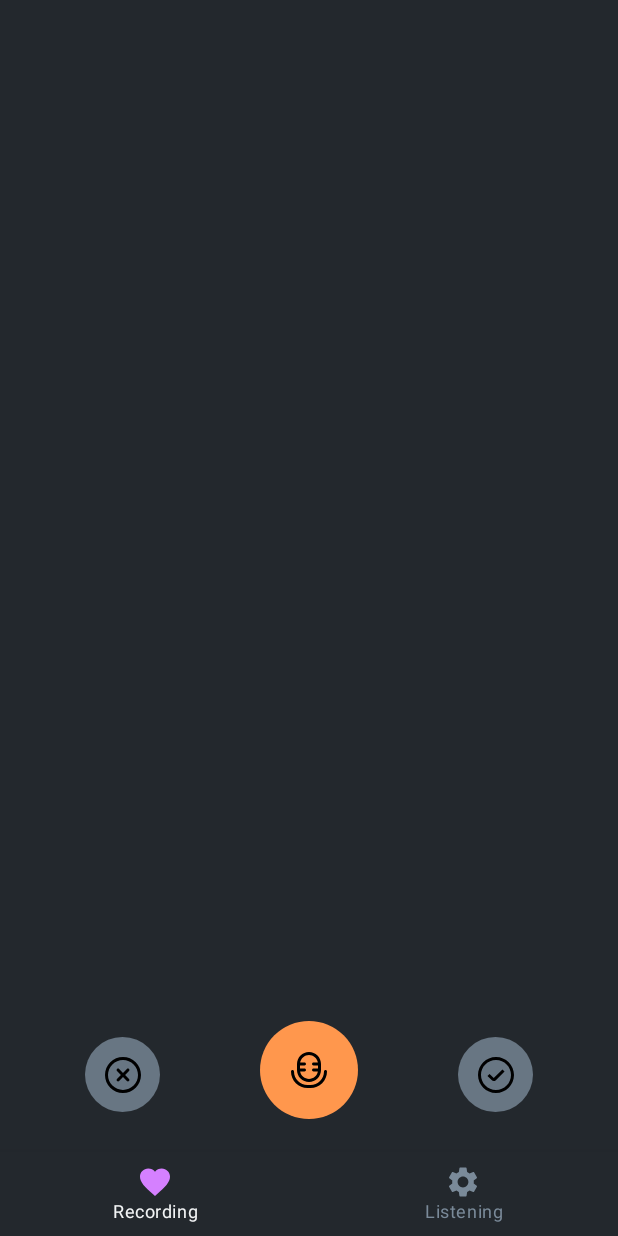
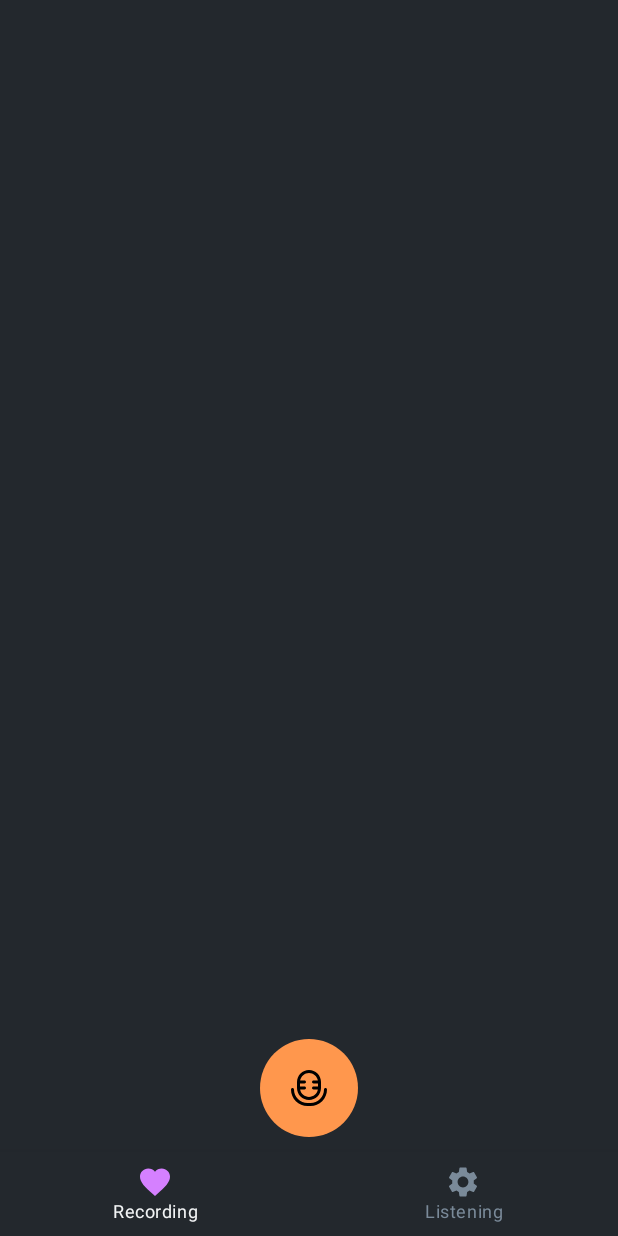
Before and after one commit to WaysUa/VoiceVortex, an Android app built with Jetpack Compose: the screen it shows after launch (MainActivity), after a tap on "Start recording", on a phone screen of 412 x 824 dp. Run offline under Robolectric (Android 15) with nearby library versions, the phone set to English and light mode, and no system bars; our stand-ins replace Dagger/Hilt's generated code, accompanist, livedata-compose.

Commit message:
Created RecordingEvent, RecordingViewState, new views, RecordingViewModel

```diff
--- a/app/build.gradle.kts
+++ b/app/build.gradle.kts
@@ -58,6 +58,7 @@ dependencies {
     implementation(Dependencies.Compose.composeMaterial3)
     implementation(Dependencies.Compose.composeMaterial)
     implementation(Dependencies.Compose.accompanist)
+    implementation(Dependencies.Compose.composeLiveData)
     debugImplementation(Dependencies.Compose.Debug.composeUiTooling)
     debugImplementation(Dependencies.Compose.Debug.composeUiTestManifest)
     // Testing
--- a/app/src/main/AndroidManifest.xml
+++ b/app/src/main/AndroidManifest.xml
@@ -3,6 +3,8 @@
     xmlns:tools="http://schemas.android.com/tools">
 
     <application
+        tools:replace="android:appComponentFactory"
+        android:appComponentFactory="androidx"
         android:name=".VoiceVortexApplication"
         android:allowBackup="true"
         android:dataExtractionRules="@xml/data_extraction_rules"
@@ -16,11 +18,9 @@
         <activity
             android:name=".MainActivity"
             android:exported="true"
-            android:label="@string/app_name"
             android:theme="@style/Theme.VoiceVortex">
             <intent-filter>
                 <action android:name="android.intent.action.MAIN" />
-
                 <category android:name="android.intent.category.LAUNCHER" />
             </intent-filter>
         </activity>
--- a/app/src/main/java/com/main/voicevortex/MainActivity.kt
+++ b/app/src/main/java/com/main/voicevortex/MainActivity.kt
@@ -8,6 +8,7 @@ import androidx.compose.material.Surface
 import androidx.compose.runtime.SideEffect
 import androidx.compose.runtime.mutableStateOf
 import androidx.compose.runtime.remember
+import androidx.hilt.navigation.compose.hiltViewModel
 import androidx.navigation.compose.NavHost
 import androidx.navigation.compose.composable
 import androidx.navigation.compose.rememberNavController
@@ -15,26 +16,29 @@ import com.google.accompanist.systemuicontroller.rememberSystemUiController
 import com.main.voicevortex.base.ScreenRoute
 import com.main.voicevortex.domain.SettingsBundle
 import com.main.voicevortex.screens.main.MainScreen
+import com.main.voicevortex.screens.recording.RecordingViewModel
 import com.main.voicevortex.ui.theme.VoiceVortexCorners
 import com.main.voicevortex.ui.theme.VoiceVortexSize
 import com.main.voicevortex.ui.theme.VoiceVortexStyle
 import com.main.voicevortex.ui.theme.VoiceVortexTheme
 import com.main.voicevortex.ui.theme.baseDarkPalette
 import com.main.voicevortex.ui.theme.baseLightPalette
+import dagger.hilt.android.AndroidEntryPoint
 
+@AndroidEntryPoint
 class MainActivity : ComponentActivity() {
 
     @SuppressLint("UnusedMaterialScaffoldPaddingParameter")
     override fun onCreate(savedInstanceState: Bundle?) {
         super.onCreate(savedInstanceState)
         setContent {
-            val isDarkModeValue = true
+            val recordingViewModel = hiltViewModel<RecordingViewModel>()
 
             val currentStyle = remember { mutableStateOf(VoiceVortexStyle.Purple) }
             val currentFontSize = remember { mutableStateOf(VoiceVortexSize.Medium) }
             val currentPaddingSize = remember { mutableStateOf(VoiceVortexSize.Medium) }
             val currentCornersStyle = remember { mutableStateOf(VoiceVortexCorners.Rounded) }
-            val isDarkMode = remember { mutableStateOf(isDarkModeValue) }
+            val isDarkMode = remember { mutableStateOf(true) }
 
             VoiceVortexTheme(
                 style = currentStyle.value,
@@ -66,7 +70,8 @@ class MainActivity : ComponentActivity() {
 
                             MainScreen(
                                 navController = navController,
-                                settings = settings
+                                settings = settings,
+                                recordingViewModel = recordingViewModel
                             )
                         }
                     }
--- /dev/null
+++ b/app/src/main/java/com/main/voicevortex/screens/main/BottomNavigationScreen.kt
@@ -0,0 +1,11 @@
+package com.main.voicevortex.screens.main
+
+import com.main.voicevortex.base.ScreenRoute
+
+sealed class BottomNavigationScreen(
+    val id : String,
+    val title : String
+) {
+    object Recording : BottomNavigationScreen(ScreenRoute.recordingScreenRoute, "Recording")
+    object Listening : BottomNavigationScreen(ScreenRoute.listeningScreenRoute, "Listening")
+}
--- a/app/src/main/java/com/main/voicevortex/screens/main/MainScreen.kt
+++ b/app/src/main/java/com/main/voicevortex/screens/main/MainScreen.kt
@@ -1,6 +1,5 @@
 package com.main.voicevortex.screens.main
 
-import android.annotation.SuppressLint
 import androidx.compose.foundation.background
 import androidx.compose.foundation.layout.Box
 import androidx.compose.foundation.layout.Column
@@ -29,19 +28,16 @@ import androidx.navigation.compose.rememberNavController
 import com.main.voicevortex.domain.SettingsBundle
 import com.main.voicevortex.screens.listening.ListeningScreen
 import com.main.voicevortex.screens.recording.RecordingScreen
-import com.main.voicevortex.screens.recording.view.BottomNavigationScreen
+import com.main.voicevortex.screens.recording.RecordingViewModel
 import com.main.voicevortex.ui.theme.VoiceVortexTheme
 
-@SuppressLint("UnusedMaterialScaffoldPaddingParameter")
 @Composable
 fun MainScreen(
     navController: NavController,
     settings: SettingsBundle,
+    recordingViewModel: RecordingViewModel
 ) {
     val childNavController = rememberNavController()
-    val currentBottomNavigationScreen = remember {
-        mutableStateOf<BottomNavigationScreen>(BottomNavigationScreen.Recording)
-    }
     val items = listOf(BottomNavigationScreen.Recording, BottomNavigationScreen.Listening)
 
     Column {
@@ -51,7 +47,7 @@ fun MainScreen(
                 startDestination = BottomNavigationScreen.Recording.id
             ) {
                 composable(BottomNavigationScreen.Recording.id) {
-                    RecordingScreen(settings)
+                    RecordingScreen(recordingViewModel = recordingViewModel)
                 }
 
                 composable(BottomNavigationScreen.Listening.id) {
--- a/app/src/main/java/com/main/voicevortex/screens/recording/RecordingScreen.kt
+++ b/app/src/main/java/com/main/voicevortex/screens/recording/RecordingScreen.kt
@@ -1,85 +1,25 @@
 package com.main.voicevortex.screens.recording
 
-import androidx.compose.foundation.background
-import androidx.compose.foundation.layout.Arrangement
-import androidx.compose.foundation.layout.Box
-import androidx.compose.foundation.layout.Row
-import androidx.compose.foundation.layout.fillMaxSize
-import androidx.compose.foundation.layout.fillMaxWidth
-import androidx.compose.foundation.layout.padding
-import androidx.compose.material3.Icon
 import androidx.compose.runtime.Composable
-import androidx.compose.runtime.mutableStateOf
-import androidx.compose.runtime.remember
-import androidx.compose.ui.Alignment
-import androidx.compose.ui.Modifier
-import androidx.compose.ui.res.painterResource
-import androidx.compose.ui.unit.dp
-import com.main.voicevortex.R
-import com.main.voicevortex.domain.SettingsBundle
-import com.main.voicevortex.ui.theme.baseDarkPalette
-import com.main.voicevortex.ui.theme.orangeDarkPalette
-import com.main.voicevortex.ui.views.RoundedIconButton
+import androidx.compose.runtime.LaunchedEffect
+import androidx.compose.runtime.livedata.observeAsState
+import com.main.voicevortex.screens.recording.models.RecordingEvent
+import com.main.voicevortex.screens.recording.models.RecordingViewState
+import com.main.voicevortex.screens.recording.view.RecordingViewDisplay
 
 @Composable
 fun RecordingScreen(
-    settings: SettingsBundle
+    recordingViewModel: RecordingViewModel
 ) {
-    val isVisibilityState = remember {
-        mutableStateOf(false)
+    val viewState = recordingViewModel.recordingViewState.observeAsState()
+
+    when (val state = viewState.value) {
+        RecordingViewState.Display -> RecordingViewDisplay()
+        RecordingViewState.Recording -> TODO()
+        else -> throw NotImplementedError("Unexpected recording state")
     }
 
-    Box(
-        modifier = Modifier
-            .fillMaxSize()
-            .background(baseDarkPalette.primaryBackground),
-        contentAlignment = Alignment.BottomCenter
-    ) {
-        Row(
-            modifier = Modifier
-                .fillMaxWidth()
-                .padding(bottom = 22.dp),
-            horizontalArrangement = Arrangement.SpaceEvenly,
-            verticalAlignment = Alignment.CenterVertically
-        ) {
-            if (isVisibilityState.value) {
-                RoundedIconButton(
-                    onClick = { /*TODO*/ },
-                    background = baseDarkPalette.secondaryText,
-                    size = 50.dp,
-                    modifier = Modifier.padding(top = 5.dp, end = 10.dp)
-                ) {
-                    Icon(
-                        painter = painterResource(id = R.drawable.icon_cancel),
-                        contentDescription = "Start recording"
-                    )
-                }
-            }
-
-            RoundedIconButton(
-                onClick = { isVisibilityState.value = !isVisibilityState.value },
-                background = orangeDarkPalette.tintColor,
-                size = 65.dp
-            ) {
-                Icon(
-                    painter = painterResource(id = R.drawable.icon_microphone),
-                    contentDescription = "Start recording"
-                )
-            }
-
-            if (isVisibilityState.value) {
-                RoundedIconButton(
-                    onClick = { /*TODO*/ },
-                    background = baseDarkPalette.secondaryText,
-                    size = 50.dp,
-                    modifier = Modifier.padding(top = 5.dp, start = 10.dp)
-                ) {
-                    Icon(
-                        painter = painterResource(id = R.drawable.icon_save),
-                        contentDescription = "Start recording"
-                    )
-                }
-            }
-        }
-    }
+    LaunchedEffect(key1 = viewState, block = {
+        recordingViewModel.obtainEvent(RecordingEvent.EnterScreen)
+    })
 }
--- /dev/null
+++ b/app/src/main/java/com/main/voicevortex/screens/recording/RecordingViewModel.kt
@@ -0,0 +1,35 @@
+package com.main.voicevortex.screens.recording
+
+import androidx.lifecycle.LiveData
+import androidx.lifecycle.MutableLiveData
+import androidx.lifecycle.ViewModel
+import com.main.voicevortex.base.EventHandler
+import com.main.voicevortex.screens.recording.models.RecordingEvent
+import com.main.voicevortex.screens.recording.models.RecordingViewState
+import dagger.hilt.android.lifecycle.HiltViewModel
+import javax.inject.Inject
+
+@HiltViewModel
+class RecordingViewModel(
+
+) : ViewModel(), EventHandler<RecordingEvent> {
+
+    private val _recordingViewState: MutableLiveData<RecordingViewState> = MutableLiveData(RecordingViewState.Display)
+    val recordingViewState: LiveData<RecordingViewState> = _recordingViewState
+
+    override fun obtainEvent(event: RecordingEvent) {
+        when (val currentState = _recordingViewState.value) {
+            is RecordingViewState.Display -> reduce(event, currentState)
+            is RecordingViewState.Recording -> TODO()
+            else -> throw NotImplementedError("Unexpected recording state")
+        }
+    }
+
+    private fun reduce(event: RecordingEvent, state: RecordingViewState) {
+        when(event) {
+            RecordingEvent.EnterScreen -> {
+                _recordingViewState.value = RecordingViewState.Display
+            }
+        }
+    }
+}
--- /dev/null
+++ b/app/src/main/java/com/main/voicevortex/screens/recording/models/RecordingEvent.kt
@@ -0,0 +1,5 @@
+package com.main.voicevortex.screens.recording.models
+
+sealed class RecordingEvent {
+    object EnterScreen : RecordingEvent()
+}
--- /dev/null
+++ b/app/src/main/java/com/main/voicevortex/screens/recording/models/RecordingViewState.kt
@@ -0,0 +1,6 @@
+package com.main.voicevortex.screens.recording.models
+
+sealed class RecordingViewState {
+    object Display : RecordingViewState()
+    object Recording : RecordingViewState()
+}
--- a/app/src/main/java/com/main/voicevortex/screens/recording/view/BottomNavigationScreen.kt
+++ /dev/null
@@ -1,20 +0,0 @@
-package com.main.voicevortex.screens.recording.view
-
-import androidx.compose.material.icons.Icons
-import androidx.compose.material.icons.filled.Home
-import androidx.compose.material.icons.filled.Search
-import androidx.compose.ui.graphics.vector.ImageVector
-import com.main.voicevortex.base.ScreenRoute
-
-sealed class BottomNavigationScreen(
-    val id : String,
-    val title : String,
-    val icon : ImageVector
-) {
-    object Recording : BottomNavigationScreen(ScreenRoute.recordingScreenRoute, "Recording", Icons.Default.Home)
-    object Listening : BottomNavigationScreen(ScreenRoute.listeningScreenRoute, "Listening", Icons.Default.Search)
-
-    object Items {
-        val list = listOf(Recording, Listening)
-    }
-}
--- /dev/null
+++ b/app/src/main/java/com/main/voicevortex/screens/recording/view/RecordingViewDisplay.kt
@@ -0,0 +1,42 @@
+package com.main.voicevortex.screens.recording.view
+
+import androidx.compose.foundation.background
+import androidx.compose.foundation.layout.Arrangement
+import androidx.compose.foundation.layout.Box
+import androidx.compose.foundation.layout.Row
+import androidx.compose.foundation.layout.fillMaxSize
+import androidx.compose.foundation.layout.fillMaxWidth
+import androidx.compose.foundation.layout.padding
+import androidx.compose.material3.Icon
+import androidx.compose.runtime.Composable
+import androidx.compose.ui.Alignment
+import androidx.compose.ui.Modifier
+import androidx.compose.ui.res.painterResource
+import androidx.compose.ui.unit.dp
+import com.main.voicevortex.R
+import com.main.voicevortex.ui.theme.baseDarkPalette
+import com.main.voicevortex.ui.theme.orangeDarkPalette
+import com.main.voicevortex.ui.views.RoundedIconButton
+
+@Composable
+fun RecordingViewDisplay() {
+    Box(
+        modifier = Modifier
+            .fillMaxSize()
+            .background(baseDarkPalette.primaryBackground),
+        contentAlignment = Alignment.BottomCenter
+    ) {
+
+        RoundedIconButton(
+            onClick = { },
+            background = orangeDarkPalette.tintColor,
+            size = 65.dp,
+            modifier = Modifier.padding(bottom = 10.dp)
+        ) {
+            Icon(
+                painter = painterResource(id = R.drawable.icon_microphone),
+                contentDescription = "Start recording"
+            )
+        }
+    }
+}
--- a/buildSrc/src/main/java/Dependencies.kt
+++ b/buildSrc/src/main/java/Dependencies.kt
@@ -9,6 +9,7 @@ object Dependencies {
         const val composeMaterial3 = "androidx.compose.material3:material3:1.1.0-rc01"
         const val composeMaterial = "androidx.compose.material:material:1.4.2"
         const val accompanist = "com.google.accompanist:accompanist-systemuicontroller:0.31.1-alpha"
+        const val composeLiveData = "androidx.compose.runtime:runtime-livedata:$version"
 
         object Debug {
             const val composeUiTooling = "androidx.compose.ui:ui-tooling"
@@ -26,7 +27,7 @@ object Dependencies {
         private const val version = "2.45"
 
         const val android = "com.google.dagger:hilt-android:$version"
-        const val navigation = "androidx.hilt:hilt-navigation-compose:1.0.0-rc01"
+        const val navigation = "androidx.hilt:hilt-navigation-compose:1.0.0"
         const val compiler = "com.google.dagger:hilt-compiler:$version"
     }
 
```
Also changed, not shown: app/src/main/java/com/main/voicevortex/screens/recording/view/CustomBottomNavigation.kt (deleted, +0 -80 lines), 38 other files.
